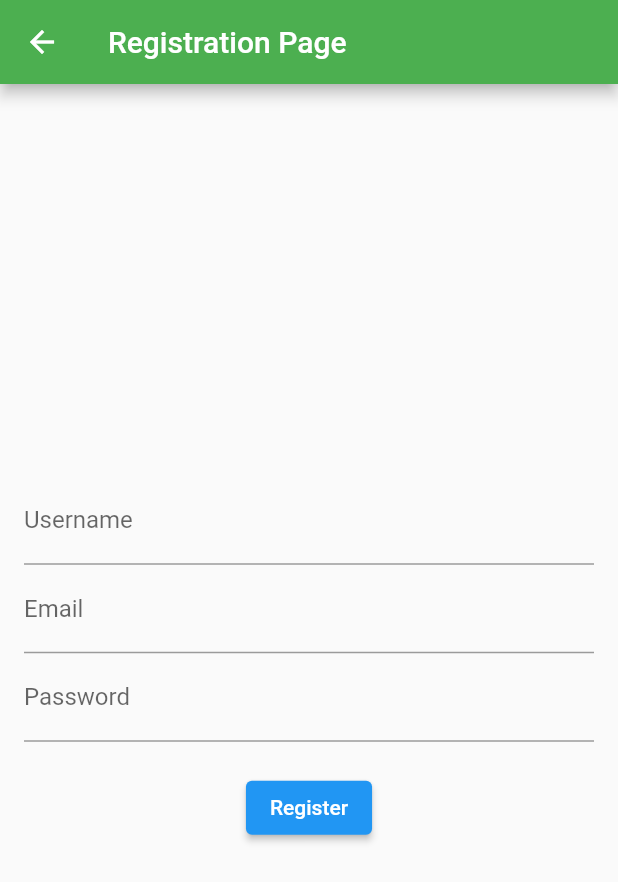
After one commit to Ranjeet-K-Balobal/Farmfolio, a Flutter app: the screen it shows after launch, after a tap on "Create an Account", on a phone screen of 412 x 824 dp. The commit adds this screen. Shown: the top 882 px of the screen. Run offline on Flutter 3.47's test engine with Material 2 defaults, Android fonts, the phone set to English and light mode, and no system bars.

Commit message:
commit 4

```diff
--- a/lib/pages/login.dart
+++ b/lib/pages/login.dart
@@ -1,5 +1,7 @@
+import 'package:farmfolio/pages/registeration.dart';
 import 'package:flutter/material.dart';
 import 'home_page.dart';
+
 
 class LoginPage extends StatefulWidget {
   const LoginPage({Key? key}) : super(key: key);
@@ -33,6 +35,14 @@ class _LoginPageState extends State<LoginPage> {
         MaterialPageRoute(builder: (context) => HomePage(role: 'Farmer')),
       );
     }
+  }
+
+  void _goToRegistration() {
+    // Navigate to the registration page
+    Navigator.push(
+      context,
+      MaterialPageRoute(builder: (context) => RegistrationPage()),
+    );
   }
 
   @override
@@ -95,6 +105,10 @@ class _LoginPageState extends State<LoginPage> {
                   primary: Colors.blue,
                 ),
               ),
+              TextButton(
+                onPressed: _goToRegistration, // Call the registration page
+                child: const Text('Create an Account'),
+              ),
             ],
           ),
         ),
--- /dev/null
+++ b/lib/pages/registeration.dart
@@ -0,0 +1,69 @@
+import 'package:flutter/material.dart';
+
+class RegistrationPage extends StatefulWidget {
+  const RegistrationPage({Key? key}) : super(key: key);
+
+  @override
+  _RegistrationPageState createState() => _RegistrationPageState();
+}
+
+class _RegistrationPageState extends State<RegistrationPage> {
+  final TextEditingController usernameController = TextEditingController();
+  final TextEditingController emailController = TextEditingController();
+  final TextEditingController passwordController = TextEditingController();
+
+  void _register() {
+    final username = usernameController.text;
+    final email = emailController.text;
+    final password = passwordController.text;
+
+    // Implement your registration logic here
+    // Check if the registration information is valid and create a new account
+
+    // For demonstration, you can print the registration details
+    print('Username: $username');
+    print('Email: $email');
+    print('Password: $password');
+
+    // You can navigate to the login page or the home page after successful registration
+    Navigator.pop(context); // Return to the login page after registration
+  }
+
+  @override
+  Widget build(BuildContext context) {
+    return Scaffold(
+      appBar: AppBar(
+        title: const Text('Registration Page'),
+        backgroundColor: Colors.green, // Set the app bar background color
+      ),
+      body: Center(
+        child: Padding(
+          padding: const EdgeInsets.all(16.0),
+          child: Column(
+            mainAxisAlignment: MainAxisAlignment.center,
+            children: <Widget>[
+              TextField(
+                controller: usernameController,
+                decoration: const InputDecoration(labelText: 'Username'),
+              ),
+              TextField(
+                controller: emailController,
+                decoration: const InputDecoration(labelText: 'Email'),
+              ),
+              TextField(
+                controller: passwordController,
+                obscureText: true,
+                decoration: const InputDecoration(labelText: 'Password'),
+              ),
+              const SizedBox(height: 20.0),
+              ElevatedButton(
+                onPressed: _register,
+                child: const Text('Register'),
+              ),
+            ],
+          ),
+        ),
+      ),
+    );
+  }
+}
```
